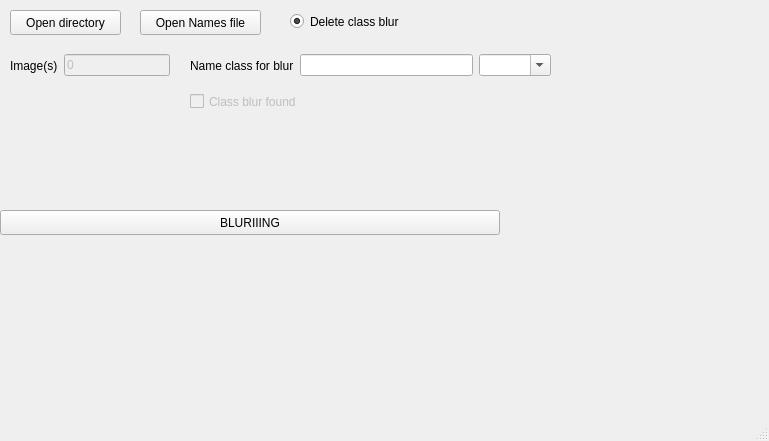
Above: mainwindow.ui from MaksS7/Bluring before the change. Below: the same form after it.
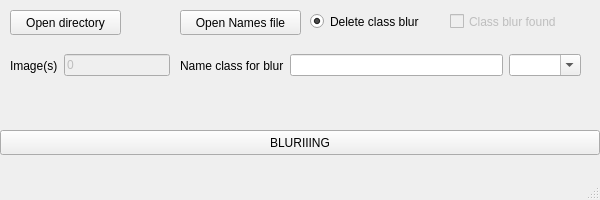
That is the form after the change.

```diff
--- a/mainwindow.ui
+++ b/mainwindow.ui
@@ -6,10 +6,16 @@
    <rect>
     <x>0</x>
     <y>0</y>
-    <width>769</width>
-    <height>441</height>
+    <width>600</width>
+    <height>200</height>
    </rect>
   </property>
+  <property name="sizePolicy">
+   <sizepolicy hsizetype="Fixed" vsizetype="Fixed">
+    <horstretch>0</horstretch>
+    <verstretch>0</verstretch>
+   </sizepolicy>
+  </property>
   <property name="windowTitle">
    <string>MainWindow</string>
   </property>
@@ -30,7 +36,7 @@
    <widget class="QPushButton" name="btnOpenNamesFile">
     <property name="geometry">
      <rect>
-      <x>140</x>
+      <x>180</x>
       <y>10</y>
       <width>121</width>
       <height>25</height>
@@ -85,8 +91,8 @@
     <property name="geometry">
      <rect>
       <x>0</x>
-      <y>210</y>
-      <width>500</width>
+      <y>130</y>
+      <width>600</width>
       <height>25</height>
      </rect>
     </property>
@@ -97,7 +103,7 @@
    <widget class="QRadioButton" name="rbDeleteClassBlur">
     <property name="geometry">
      <rect>
-      <x>290</x>
+      <x>310</x>
       <y>10</y>
       <width>131</width>
       <height>23</height>
@@ -113,9 +119,9 @@
    <widget class="QWidget" name="horizontalLayoutWidget_2">
     <property name="geometry">
      <rect>
-      <x>190</x>
+      <x>180</x>
       <y>50</y>
-      <width>361</width>
+      <width>401</width>
       <height>31</height>
      </rect>
     </property>
@@ -161,8 +167,8 @@
     </property>
     <property name="geometry">
      <rect>
-      <x>190</x>
-      <y>90</y>
+      <x>450</x>
+      <y>10</y>
       <width>151</width>
       <height>23</height>
      </rect>
```
Left out of the diff: 10 changed lines with no effect on the pictures.
